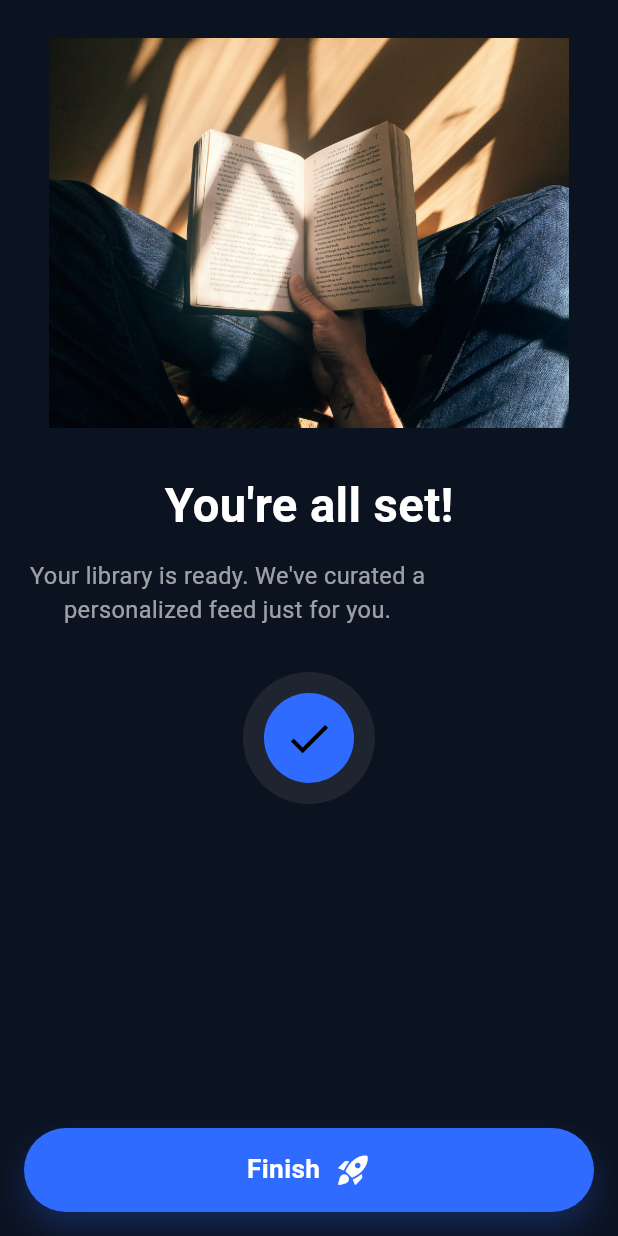
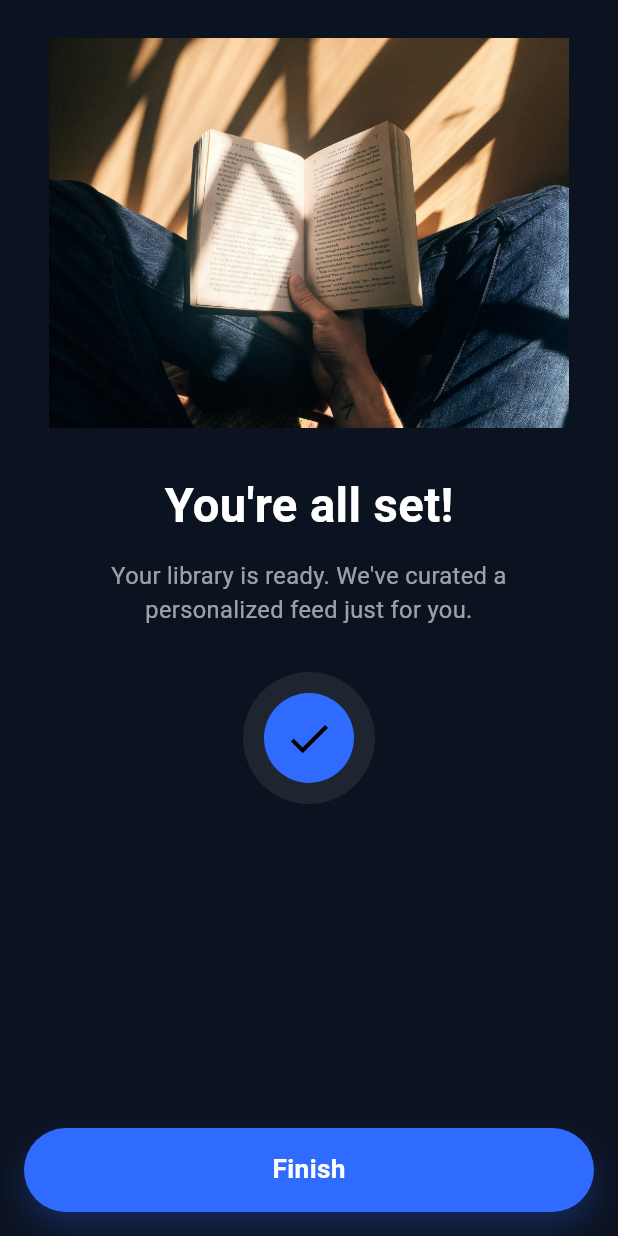
Before and after one commit to Pakhrin007/Storyo, a Flutter app: the Onboardingscreensuccess screen opened by its route, on a phone screen of 412 x 824 dp. Run offline on Flutter 3.47's test engine with Material 3 defaults, Android fonts, the phone set to English and light mode, and no system bars; drawn by our look-alikes of velocity_x; our stand-ins replace cloud_firestore, file_picker, firebase_auth, firebase_core, firebase_messaging, google_sign_in and 2 more; missing offline and left inert: syncfusion_flutter_pdfviewer; accounts and stored records are empty.

Commit message:
UI enhancements

```diff
--- a/lib/screens/on_boarding_screen/onBoardingScreenSuccess.dart
+++ b/lib/screens/on_boarding_screen/onBoardingScreenSuccess.dart
@@ -33,7 +33,7 @@ class _Onboardingscreen2successState extends State<Onboardingscreensuccess>
       CurvedAnimation(parent: _controller, curve: Curves.easeIn),
     );
 
-    _controller.forward(); // start tick animation
+    _controller.forward();
   }
 
   @override
@@ -51,7 +51,6 @@ class _Onboardingscreen2successState extends State<Onboardingscreensuccess>
           [
             25.heightBox,
 
-            // ✅ Image
             Image.asset(
               "assets/onBoard/book.jpg",
               height: 260,
@@ -60,7 +59,6 @@ class _Onboardingscreen2successState extends State<Onboardingscreensuccess>
 
             30.heightBox,
 
-            // ✅ Title
             "You're all set!"
                 .text
                 .white
@@ -71,18 +69,17 @@ class _Onboardingscreen2successState extends State<Onboardingscreensuccess>
 
             12.heightBox,
 
-            // ✅ Subtitle
             "Your library is ready. We've curated a\npersonalized feed just for you."
                 .text
                 .color(Colors.white60)
                 .lg
                 .align(TextAlign.center)
                 .make()
+                .centered()
                 .px20(),
 
             30.heightBox,
 
-            // ✅ Animated tick
             FadeTransition(
               opacity: _fade,
               child: ScaleTransition(
@@ -105,7 +102,6 @@ class _Onboardingscreen2successState extends State<Onboardingscreensuccess>
 
             const Spacer(),
 
-            // ✅ Finish button
             Container(
               height: 56,
               width: double.infinity,
@@ -120,18 +116,17 @@ class _Onboardingscreen2successState extends State<Onboardingscreensuccess>
                   ),
                 ],
               ),
-              child: HStack(
-                [
-                  const Spacer(),
-                  "Finish".text.white.bold.xl.make(),
-                  10.widthBox,
-                  const Icon(Icons.rocket_launch, color: Colors.white),
-                  const Spacer(),
-                ],
-              ),
-            ).px16().onInkTap(() {
-              Navigator.pushReplacementNamed(context, MyRoutes.homePage);
-            }),
+              child: "Finish"
+                  .text
+                  .white
+                  .bold
+                  .xl
+                  .make()
+                  .centered()
+                  .onInkTap(() {
+                    Navigator.pushReplacementNamed(context, MyRoutes.homePage);
+                  }),
+            ).px16(),
 
             16.heightBox,
           ],
--- a/lib/screens/profile/profile_screen.dart
+++ b/lib/screens/profile/profile_screen.dart
@@ -188,7 +188,7 @@ class _ProfileScreenState extends State<ProfileScreen>
             ),
             ElevatedButton(
               style: ElevatedButton.styleFrom(
-                backgroundColor: Colors.deepPurpleAccent,
+                backgroundColor: AppColors.accent,
               ),
               onPressed: () async {
                 await _updateProfile();
@@ -458,7 +458,7 @@ class _ProfileScreenState extends State<ProfileScreen>
                   height: 42,
                   width: 180,
                   decoration: BoxDecoration(
-                    color: Colors.deepPurpleAccent,
+                    color: AppColors.accent,
                     borderRadius: BorderRadius.circular(24),
                   ),
                   child: HStack([
```
Also changed, not shown: lib/screens/story/create_story_screen.dart (+6 -6 lines).
